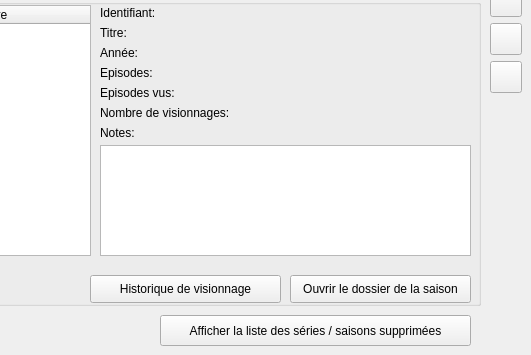
Before: the Qt Designer form src/ui/tabs/full_list_tab.ui in seigneurfuo/MyAnimeManager3, drawn with Qt 5; both pictures show x 310 to 841 and y 175 to 530 of the 841 by 530 pixel window.
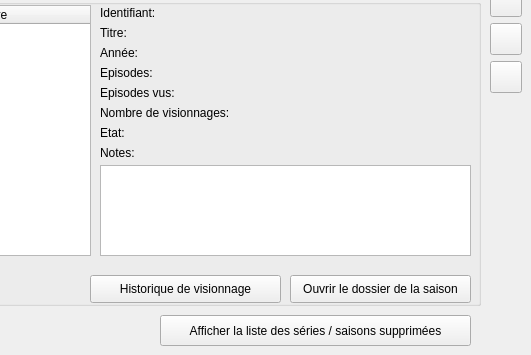
After: the same form once the commit is applied. Icons and pictures are not drawn.

Commit message: Ajout de l'état de la série sur l'écran principal.

```diff
--- a/src/ui/tabs/full_list_tab.ui
+++ b/src/ui/tabs/full_list_tab.ui
@@ -265,9 +265,9 @@
     <property name="geometry">
      <rect>
       <x>410</x>
-      <y>160</y>
+      <y>180</y>
       <width>371</width>
-      <height>111</height>
+      <height>91</height>
      </rect>
     </property>
     <property name="readOnly">
@@ -281,7 +281,7 @@
     <property name="geometry">
      <rect>
       <x>410</x>
-      <y>140</y>
+      <y>160</y>
       <width>57</width>
       <height>16</height>
      </rect>
@@ -319,9 +319,9 @@
    <widget class="QLabel" name="label_16">
     <property name="geometry">
      <rect>
-      <x>480</x>
+      <x>470</x>
       <y>80</y>
-      <width>71</width>
+      <width>81</width>
       <height>16</height>
      </rect>
     </property>
@@ -407,6 +407,32 @@
       <normaloff>../../resources/icons/film-timeline.png</normaloff>../../resources/icons/film-timeline.png</iconset>
     </property>
    </widget>
+   <widget class="QLabel" name="label_20">
+    <property name="geometry">
+     <rect>
+      <x>410</x>
+      <y>140</y>
+      <width>41</width>
+      <height>16</height>
+     </rect>
+    </property>
+    <property name="text">
+     <string>Etat:</string>
+    </property>
+   </widget>
+   <widget class="QLabel" name="label_21">
+    <property name="geometry">
+     <rect>
+      <x>460</x>
+      <y>140</y>
+      <width>57</width>
+      <height>16</height>
+     </rect>
+    </property>
+    <property name="text">
+     <string>&lt;Etat&gt;</string>
+    </property>
+   </widget>
   </widget>
   <widget class="QWidget" name="layoutWidget">
    <property name="geometry">
```
The commit also changes 1 other file.
